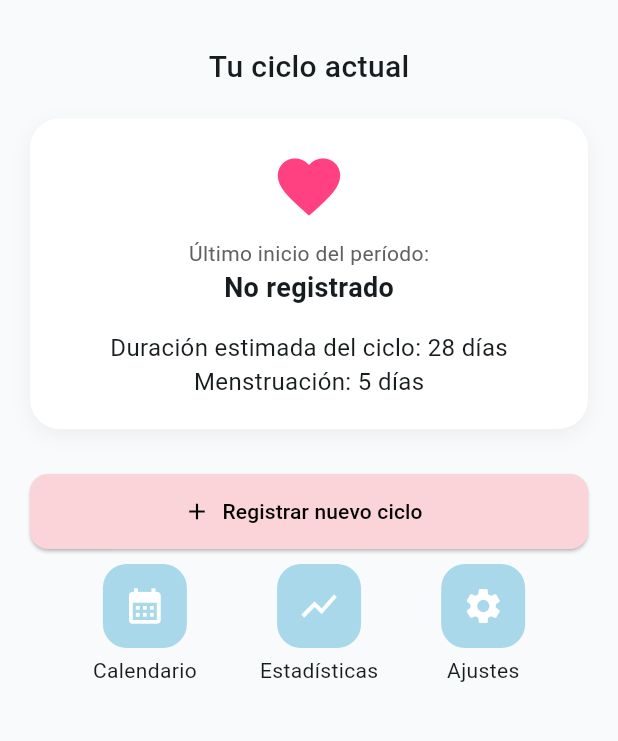
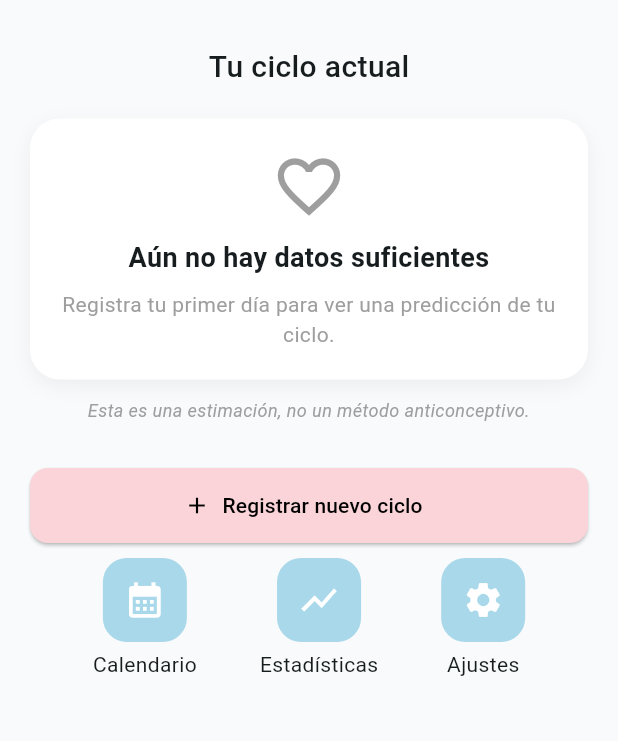
Before and after one commit to Soofiaa/Aura, a Flutter app: the HomeScreen screen opened directly, on a phone screen of 412 x 824 dp, the part 84-825 px from its top. Run offline on Flutter 3.47's test engine with Material 3 defaults, Android fonts, the phone set to English and light mode, and no system bars; our stand-ins replace drift, fl_chart, flutter_local_notifications, table_calendar, timezone; missing offline and left inert: sqlite3; accounts and stored records are empty; generated files the repository leaves out were written again.

Commit message:
feat: conectar home_screen al motor de prediccion
Reemplaza los 3 campos hardcodeados por CycleRepository.getPrediction():
rango de proximo periodo, ovulacion, ventana fertil, fase actual,
confianza con motivo, banner de atrasado y estado de 'datos
desactualizados'. Disclaimer 'estimacion, no metodo anticonceptivo'
siempre visible. Con confianza baja la ventana fertil se atenua
(opacity, nunca se oculta) con advertencia visible.

HomeScreen acepta un CycleRepository opcional inyectable (default: el
singleton global) para poder testear con una base en memoria -
necesario porque ahora toca la DB real en initState y el smoke test
existente colgaba (pumpAndSettle nunca terminaba sin el canal de
plataforma de path_provider).

Co-Authored-By: Claude Sonnet 5 <noreply@anthropic.com>
Claude-Session: https://claude.ai/code/session_014GPjkshvaEF6ZazNkX3Pce

```diff
--- a/lib/screens/home_screen.dart
+++ b/lib/screens/home_screen.dart
@@ -1,17 +1,43 @@
 import 'package:flutter/material.dart';
+import '../data/repositories/cycle_repository.dart';
+import '../domain/cycle_predictor.dart';
+import '../utils/date_utils.dart';
+import '../utils/day_key.dart';
 
 class HomeScreen extends StatefulWidget {
-  const HomeScreen({super.key});
+  /// Permite inyectar un repositorio (ej. con base en memoria) en tests.
+  /// En la app real se usa el singleton global [cycleRepository].
+  final CycleRepository? repository;
+
+  const HomeScreen({super.key, this.repository});
 
   @override
   State<HomeScreen> createState() => _HomeScreenState();
 }
 
 class _HomeScreenState extends State<HomeScreen> {
-  // Simulación temporal (luego vendrá de Hive)
-  String? ultimoInicio = "No registrado";
-  int diasCiclo = 28;
-  int duracionMenstruacion = 5;
+  late final CycleRepository _repository = widget.repository ?? cycleRepository;
+
+  bool _loading = true;
+  CyclePrediction? _prediction;
+
+  @override
+  void initState() {
+    super.initState();
+    _cargarPrediccion();
+  }
+
+  Future<void> _cargarPrediccion() async {
+    final prediction = await _repository.getPrediction();
+    if (!mounted) return;
+    setState(() {
+      _prediction = prediction;
+      _loading = false;
+    });
+  }
+
+  String _formatDate(String dayKey) =>
+      DateUtilsAura.formatFechaCorta(DayKey.toUtcAnchor(dayKey));
 
   @override
   Widget build(BuildContext context) {
@@ -22,9 +48,11 @@ class _HomeScreenState extends State<HomeScreen> {
           style: TextStyle(fontWeight: FontWeight.w600),
         ),
         centerTitle: true,
-        backgroundColor: const Color(0xFFA8D8EA), // Celeste pastel
+        backgroundColor: const Color(0xFFA8D8EA),
       ),
-      body: Padding(
+      body: _loading
+          ? const Center(child: CircularProgressIndicator())
+          : SingleChildScrollView(
               padding: const EdgeInsets.all(20),
               child: Column(
                 crossAxisAlignment: CrossAxisAlignment.center,
@@ -35,47 +63,9 @@ class _HomeScreenState extends State<HomeScreen> {
                     style: TextStyle(fontSize: 20, fontWeight: FontWeight.w500),
                   ),
                   const SizedBox(height: 20),
-
-            // Tarjeta con info resumida
-            Container(
-              width: double.infinity,
-              padding: const EdgeInsets.all(20),
-              decoration: BoxDecoration(
-                color: Colors.white,
-                borderRadius: BorderRadius.circular(20),
-                boxShadow: [
-                  BoxShadow(
-                    color: Colors.black.withOpacity(0.05),
-                    blurRadius: 10,
-                    offset: const Offset(0, 4),
-                  ),
-                ],
-              ),
-              child: Column(
-                children: [
-                  const Icon(Icons.favorite, color: Colors.pinkAccent, size: 50),
-                  const SizedBox(height: 10),
-                  Text(
-                    "Último inicio del período:",
-                    style: TextStyle(color: Colors.grey[700]),
-                  ),
-                  Text(
-                    ultimoInicio ?? "No registrado",
-                    style: const TextStyle(fontSize: 18, fontWeight: FontWeight.bold),
-                  ),
-                  const SizedBox(height: 15),
-                  Text(
-                    "Duración estimada del ciclo: $diasCiclo días",
-                    style: const TextStyle(fontSize: 16),
-                  ),
-                  Text(
-                    "Menstruación: $duracionMenstruacion días",
-                    style: const TextStyle(fontSize: 16),
-                  ),
-                ],
-              ),
-            ),
-
+                  _buildPredictionCard(),
+                  const SizedBox(height: 12),
+                  _buildDisclaimer(),
                   const SizedBox(height: 30),
 
                   // Botones principales
@@ -111,6 +101,198 @@ class _HomeScreenState extends State<HomeScreen> {
     );
   }
 
+  Widget _buildCardShell({required List<Widget> children}) {
+    return Container(
+      width: double.infinity,
+      padding: const EdgeInsets.all(20),
+      decoration: BoxDecoration(
+        color: Colors.white,
+        borderRadius: BorderRadius.circular(20),
+        boxShadow: [
+          BoxShadow(
+            color: Colors.black.withValues(alpha: 0.05),
+            blurRadius: 10,
+            offset: const Offset(0, 4),
+          ),
+        ],
+      ),
+      child: Column(children: children),
+    );
+  }
+
+  Widget _buildPredictionCard() {
+    final prediction = _prediction;
+    if (prediction == null) {
+      return _buildCardShell(children: [
+        const Icon(Icons.favorite_border, color: Colors.grey, size: 50),
+        const SizedBox(height: 10),
+        const Text(
+          "Aún no hay datos suficientes",
+          style: TextStyle(fontSize: 18, fontWeight: FontWeight.bold),
+          textAlign: TextAlign.center,
+        ),
+        const SizedBox(height: 8),
+        const Text(
+          "Registra tu primer día para ver una predicción de tu ciclo.",
+          textAlign: TextAlign.center,
+          style: TextStyle(fontSize: 14, color: Colors.grey),
+        ),
+      ]);
+    }
+
+    return switch (prediction) {
+      StaleDataPrediction() => _buildStaleCard(prediction),
+      ActivePrediction() => _buildActiveCard(prediction),
+    };
+  }
+
+  Widget _buildStaleCard(StaleDataPrediction p) {
+    return _buildCardShell(children: [
+      const Icon(Icons.history, color: Colors.grey, size: 50),
+      const SizedBox(height: 10),
+      const Text(
+        "Hace tiempo que no registras...",
+        style: TextStyle(fontSize: 18, fontWeight: FontWeight.bold),
+        textAlign: TextAlign.center,
+      ),
+      const SizedBox(height: 8),
+      Text(
+        "Tu último registro fue el ${_formatDate(p.lastPeriodStartDate)} "
+        "(hace ${p.daysSinceLastPeriodStart} días). "
+        "Registra un nuevo día para volver a ver una predicción.",
+        textAlign: TextAlign.center,
+        style: const TextStyle(fontSize: 14, color: Colors.grey),
+      ),
+    ]);
+  }
+
+  Widget _buildActiveCard(ActivePrediction p) {
+    return _buildCardShell(children: [
+      if (p.isPeriodLate) _buildLateBanner(p),
+      const Icon(Icons.favorite, color: Colors.pinkAccent, size: 50),
+      const SizedBox(height: 10),
+      Text(
+        p.currentPhase.label,
+        style: const TextStyle(fontSize: 18, fontWeight: FontWeight.bold),
+      ),
+      const SizedBox(height: 15),
+      Text(
+        "Próximo período: ${_formatDate(p.nextPeriodEarliestDate)} - "
+        "${_formatDate(p.nextPeriodLatestDate)}",
+        style: const TextStyle(fontSize: 16),
+        textAlign: TextAlign.center,
+      ),
+      const SizedBox(height: 4),
+      Text(
+        "Estimado: ${_formatDate(p.nextPeriodExpectedDate)}",
+        style: TextStyle(fontSize: 13, color: Colors.grey[700]),
+      ),
+      const SizedBox(height: 15),
+      Text(
+        "Ovulación estimada: ${_formatDate(p.estimatedOvulationDate)}",
+        style: const TextStyle(fontSize: 15),
+      ),
+      const SizedBox(height: 10),
+      _buildFertileWindow(p),
+      const SizedBox(height: 15),
+      _buildConfidenceBadge(p),
+    ]);
+  }
+
+  Widget _buildLateBanner(ActivePrediction p) {
+    return Container(
+      width: double.infinity,
+      margin: const EdgeInsets.only(bottom: 12),
+      padding: const EdgeInsets.symmetric(horizontal: 12, vertical: 8),
+      decoration: BoxDecoration(
+        color: Colors.red.withValues(alpha: 0.1),
+        borderRadius: BorderRadius.circular(10),
+      ),
+      child: Text(
+        "Período atrasado por ${p.daysLate} día${p.daysLate == 1 ? '' : 's'}",
+        textAlign: TextAlign.center,
+        style: const TextStyle(color: Colors.red, fontWeight: FontWeight.bold),
+      ),
+    );
+  }
+
+  Widget _buildFertileWindow(ActivePrediction p) {
+    final isLowConfidence = p.confidence == PredictionConfidence.low;
+    return Opacity(
+      opacity: isLowConfidence ? 0.5 : 1.0,
+      child: Column(
+        children: [
+          Text(
+            "Días de mayor probabilidad de fertilidad (estimación):\n"
+            "${_formatDate(p.fertileWindowStartDate)} - ${_formatDate(p.fertileWindowEndDate)}",
+            textAlign: TextAlign.center,
+            style: const TextStyle(fontSize: 14),
+          ),
+          if (isLowConfidence)
+            const Padding(
+              padding: EdgeInsets.only(top: 4),
+              child: Text(
+                "Confianza baja: esta ventana puede no ser precisa.",
+                textAlign: TextAlign.center,
+                style: TextStyle(
+                  fontSize: 12,
+                  color: Colors.orange,
+                  fontWeight: FontWeight.w600,
+                ),
+              ),
+            ),
+        ],
+      ),
+    );
+  }
+
+  Widget _buildConfidenceBadge(ActivePrediction p) {
+    final color = switch (p.confidence) {
+      PredictionConfidence.low => Colors.orange,
+      PredictionConfidence.medium => Colors.blueGrey,
+      PredictionConfidence.high => Colors.green,
+    };
+    return Column(
+      children: [
+        Container(
+          padding: const EdgeInsets.symmetric(horizontal: 12, vertical: 6),
+          decoration: BoxDecoration(
+            color: color.withValues(alpha: 0.15),
+            borderRadius: BorderRadius.circular(12),
+          ),
+          child: Text(
+            "Confianza: ${p.confidence.label}",
+            style: TextStyle(color: color, fontWeight: FontWeight.bold),
+          ),
+        ),
+        if (p.confidenceReasons.isNotEmpty)
+          Padding(
+            padding: const EdgeInsets.only(top: 6),
+            child: Text(
+              p.confidenceReasons.join(' '),
+              textAlign: TextAlign.center,
+              style: TextStyle(fontSize: 11, color: Colors.grey[600]),
+            ),
+          ),
+      ],
+    );
+  }
+
+  Widget _buildDisclaimer() {
+    return const Padding(
+      padding: EdgeInsets.symmetric(horizontal: 10),
+      child: Text(
+        "Esta es una estimación, no un método anticonceptivo.",
+        textAlign: TextAlign.center,
+        style: TextStyle(
+          fontSize: 12,
+          color: Colors.grey,
+          fontStyle: FontStyle.italic,
+        ),
+      ),
+    );
+  }
+
   Widget _buildMenuButton(IconData icon, String label) {
     return Column(
       children: [
```
Also changed, not shown: 1 other file. Lines whose indentation alone changed are shown as unchanged.
